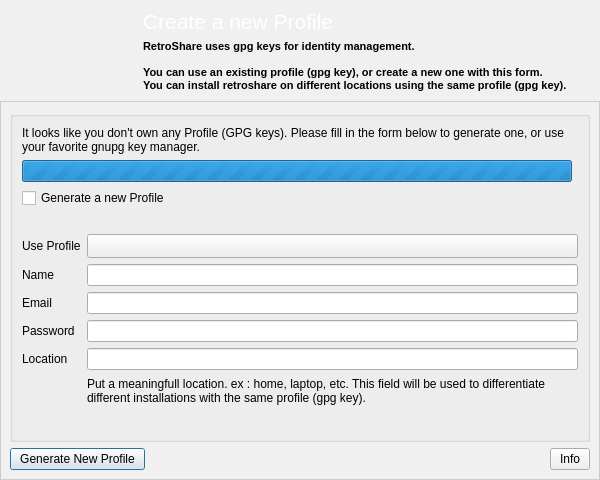
First picture: the form in retroshare-gui/src/gui/GenCertDialog.ui, repository RetroShare/RetroShare, before the edit.
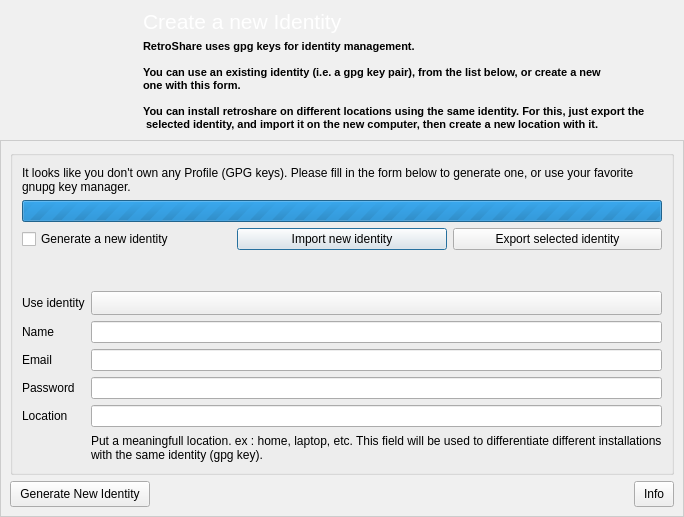
Second picture: the form after the edit. Icons and pictures are not drawn.

Commit message: implemented export of identity (to create additional locations easily). Import still to do...

```diff
--- a/retroshare-gui/src/gui/GenCertDialog.ui
+++ b/retroshare-gui/src/gui/GenCertDialog.ui
@@ -6,8 +6,8 @@
    <rect>
     <x>0</x>
     <y>0</y>
-    <width>600</width>
-    <height>480</height>
+    <width>684</width>
+    <height>517</height>
    </rect>
   </property>
   <property name="sizePolicy">
@@ -593,8 +593,8 @@
         <property name="title">
          <string/>
         </property>
-        <layout class="QGridLayout" name="gridLayout_5">
-         <item row="0" column="0" colspan="2">
+        <layout class="QVBoxLayout" name="verticalLayout">
+         <item>
           <widget class="QLabel" name="no_gpg_key_label">
            <property name="text">
             <string>It looks like you don't own any Profile (GPG keys). Please fill in the form below to generate one, or use your favorite gnupg key manager.</string>
@@ -604,7 +604,22 @@
            </property>
           </widget>
          </item>
-         <item row="2" column="0" colspan="2">
+         <item>
+          <widget class="QProgressBar" name="progressBar">
+           <property name="maximum">
+            <number>0</number>
+           </property>
+           <property name="value">
+            <number>-1</number>
+           </property>
+           <property name="textVisible">
+            <bool>false</bool>
+           </property>
+          </widget>
+         </item>
+         <item>
+          <layout class="QHBoxLayout" name="horizontalLayout_2">
+           <item>
           <widget class="QCheckBox" name="new_gpg_key_checkbox">
            <property name="maximumSize">
             <size>
@@ -616,7 +631,7 @@
             <string>Your profile is associated to a GPG key</string>
            </property>
            <property name="text">
-            <string>Generate a new Profile</string>
+              <string>Generate a new identity</string>
            </property>
            <property name="icon">
             <iconset resource="images.qrc">
@@ -633,7 +648,23 @@
            </property>
           </widget>
          </item>
-         <item row="3" column="0">
+           <item>
+            <widget class="QPushButton" name="importIdentity_PB">
+             <property name="text">
+              <string>Import new identity</string>
+             </property>
+            </widget>
+           </item>
+           <item>
+            <widget class="QPushButton" name="exportIdentity_PB">
+             <property name="text">
+              <string>Export selected identity</string>
+             </property>
+            </widget>
+           </item>
+          </layout>
+         </item>
+         <item>
           <widget class="QLabel" name="progress_label">
            <property name="maximumSize">
             <size>
@@ -646,12 +677,12 @@
            </property>
           </widget>
          </item>
-         <item row="4" column="0" colspan="2">
+         <item>
           <layout class="QGridLayout" name="gridLayout_2">
            <item row="0" column="0">
             <widget class="QLabel" name="genPGPuserlabel">
              <property name="text">
-              <string>Use Profile</string>
+              <string>Use identity</string>
              </property>
             </widget>
            </item>
@@ -737,7 +768,7 @@
               <number>1</number>
              </property>
              <property name="text">
-              <string>Put a meaningfull location. ex : home, laptop, etc. This field will be used to differentiate different installations with the same profile (gpg key).</string>
+              <string>Put a meaningfull location. ex : home, laptop, etc. This field will be used to differentiate different installations with the same identity (gpg key).</string>
              </property>
              <property name="scaledContents">
               <bool>false</bool>
@@ -749,32 +780,6 @@
            </item>
           </layout>
          </item>
-         <item row="6" column="0" colspan="2">
-          <spacer name="verticalSpacer">
-           <property name="orientation">
-            <enum>Qt::Vertical</enum>
-           </property>
-           <property name="sizeHint" stdset="0">
-            <size>
-             <width>20</width>
-             <height>40</height>
-            </size>
-           </property>
-          </spacer>
-         </item>
-         <item row="1" column="0">
-          <widget class="QProgressBar" name="progressBar">
-           <property name="maximum">
-            <number>0</number>
-           </property>
-           <property name="value">
-            <number>-1</number>
-           </property>
-           <property name="textVisible">
-            <bool>false</bool>
-           </property>
-          </widget>
-         </item>
         </layout>
        </widget>
       </item>
@@ -789,7 +794,7 @@
            </size>
           </property>
           <property name="text">
-           <string>Generate New Profile</string>
+           <string>Generate New Identity</string>
           </property>
           <property name="icon">
            <iconset resource="images.qrc">
@@ -850,8 +855,8 @@
      <property name="frameShadow">
       <enum>QFrame::Plain</enum>
      </property>
-     <layout class="QGridLayout" name="gridLayout_4">
-      <item row="0" column="0" rowspan="2">
+     <layout class="QHBoxLayout" name="horizontalLayout_3">
+      <item>
        <widget class="QLabel" name="label">
         <property name="maximumSize">
          <size>
@@ -870,30 +875,37 @@
         </property>
        </widget>
       </item>
-      <item row="0" column="1">
+      <item>
+       <layout class="QVBoxLayout" name="verticalLayout_2">
+        <item>
        <widget class="QLabel" name="label_3">
         <property name="text">
          <string>&lt;!DOCTYPE HTML PUBLIC &quot;-//W3C//DTD HTML 4.0//EN&quot; &quot;http://www.w3.org/TR/REC-html40/strict.dtd&quot;&gt;
 &lt;html&gt;&lt;head&gt;&lt;meta name=&quot;qrichtext&quot; content=&quot;1&quot; /&gt;&lt;style type=&quot;text/css&quot;&gt;
 p, li { white-space: pre-wrap; }
-&lt;/style&gt;&lt;/head&gt;&lt;body style=&quot; font-family:'MS Shell Dlg 2'; font-size:8.25pt; font-weight:400; font-style:normal;&quot;&gt;
-&lt;p style=&quot; margin-top:0px; margin-bottom:0px; margin-left:0px; margin-right:0px; -qt-block-indent:0; text-indent:0px;&quot;&gt;&lt;span style=&quot; font-family:'Arial'; font-size:16pt; color:#ffffff;&quot;&gt;Create a new Profile&lt;/span&gt;&lt;/p&gt;&lt;/body&gt;&lt;/html&gt;</string>
+&lt;/style&gt;&lt;/head&gt;&lt;body style=&quot; font-family:'Ubuntu'; font-size:11pt; font-weight:400; font-style:normal;&quot;&gt;
+&lt;p style=&quot; margin-top:0px; margin-bottom:0px; margin-left:0px; margin-right:0px; -qt-block-indent:0; text-indent:0px;&quot;&gt;&lt;span style=&quot; font-family:'Arial'; font-size:16pt; color:#ffffff;&quot;&gt;Create a new Identity&lt;/span&gt;&lt;/p&gt;&lt;/body&gt;&lt;/html&gt;</string>
         </property>
        </widget>
       </item>
-      <item row="1" column="1">
+        <item>
        <widget class="QLabel" name="label_2">
         <property name="text">
          <string>&lt;!DOCTYPE HTML PUBLIC &quot;-//W3C//DTD HTML 4.0//EN&quot; &quot;http://www.w3.org/TR/REC-html40/strict.dtd&quot;&gt;
 &lt;html&gt;&lt;head&gt;&lt;meta name=&quot;qrichtext&quot; content=&quot;1&quot; /&gt;&lt;style type=&quot;text/css&quot;&gt;
 p, li { white-space: pre-wrap; }
-&lt;/style&gt;&lt;/head&gt;&lt;body style=&quot; font-family:'MS Shell Dlg 2'; font-size:8.25pt; font-weight:400; font-style:normal;&quot;&gt;
+&lt;/style&gt;&lt;/head&gt;&lt;body style=&quot; font-family:'Ubuntu'; font-size:11pt; font-weight:400; font-style:normal;&quot;&gt;
 &lt;p style=&quot; margin-top:0px; margin-bottom:0px; margin-left:0px; margin-right:0px; -qt-block-indent:0; text-indent:0px;&quot;&gt;&lt;span style=&quot; font-family:'Arial'; font-size:8pt; font-weight:600;&quot;&gt;RetroShare uses gpg keys for identity management. &lt;/span&gt;&lt;/p&gt;
 &lt;p style=&quot;-qt-paragraph-type:empty; margin-top:0px; margin-bottom:0px; margin-left:0px; margin-right:0px; -qt-block-indent:0; text-indent:0px; font-family:'Arial'; font-size:8pt; font-weight:600;&quot;&gt;&lt;/p&gt;
-&lt;p style=&quot; margin-top:0px; margin-bottom:0px; margin-left:0px; margin-right:0px; -qt-block-indent:0; text-indent:0px;&quot;&gt;&lt;span style=&quot; font-family:'Arial'; font-size:8pt; font-weight:600;&quot;&gt;You can use an existing profile (gpg key), or create a new one with this form.&lt;/span&gt;&lt;/p&gt;
-&lt;p style=&quot; margin-top:0px; margin-bottom:0px; margin-left:0px; margin-right:0px; -qt-block-indent:0; text-indent:0px;&quot;&gt;&lt;span style=&quot; font-family:'Arial'; font-size:8pt; font-weight:600;&quot;&gt;You can install retroshare on different locations using the same profile (gpg key).&lt;/span&gt;&lt;/p&gt;&lt;/body&gt;&lt;/html&gt;</string>
-        </property>
-       </widget>
+&lt;p style=&quot; margin-top:0px; margin-bottom:0px; margin-left:0px; margin-right:0px; -qt-block-indent:0; text-indent:0px;&quot;&gt;&lt;span style=&quot; font-family:'Arial'; font-size:8pt; font-weight:600;&quot;&gt;You can use an existing identity (i.e. a gpg key pair), from the list below, or create a new &lt;/span&gt;&lt;/p&gt;
+&lt;p style=&quot; margin-top:0px; margin-bottom:0px; margin-left:0px; margin-right:0px; -qt-block-indent:0; text-indent:0px;&quot;&gt;&lt;span style=&quot; font-family:'Arial'; font-size:8pt; font-weight:600;&quot;&gt;one with this form.&lt;/span&gt;&lt;/p&gt;
+&lt;p style=&quot;-qt-paragraph-type:empty; margin-top:0px; margin-bottom:0px; margin-left:0px; margin-right:0px; -qt-block-indent:0; text-indent:0px; font-family:'MS Shell Dlg 2'; font-size:8pt;&quot;&gt;&lt;/p&gt;
+&lt;p style=&quot; margin-top:0px; margin-bottom:0px; margin-left:0px; margin-right:0px; -qt-block-indent:0; text-indent:0px;&quot;&gt;&lt;span style=&quot; font-family:'Arial'; font-size:8pt; font-weight:600;&quot;&gt;You can install retroshare on different locations using the same identity. For this, just export the&lt;/span&gt;&lt;/p&gt;
+&lt;p style=&quot; margin-top:0px; margin-bottom:0px; margin-left:0px; margin-right:0px; -qt-block-indent:0; text-indent:0px;&quot;&gt;&lt;span style=&quot; font-family:'Arial'; font-size:8pt; font-weight:600;&quot;&gt; selected identity, and import it on the new computer, then create a new location with it.&lt;/span&gt;&lt;/p&gt;&lt;/body&gt;&lt;/html&gt;</string>
+          </property>
+         </widget>
+        </item>
+       </layout>
       </item>
      </layout>
     </widget>
```
Lines whose indentation alone changed are shown as unchanged. The commit also changes 10 other files.
